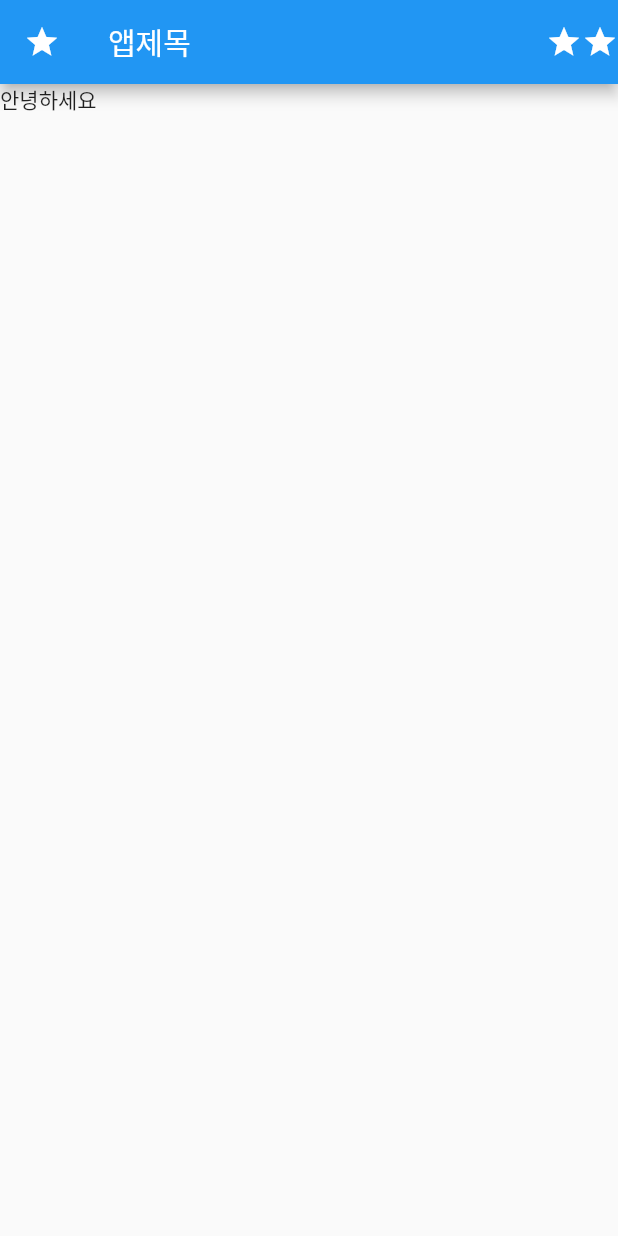
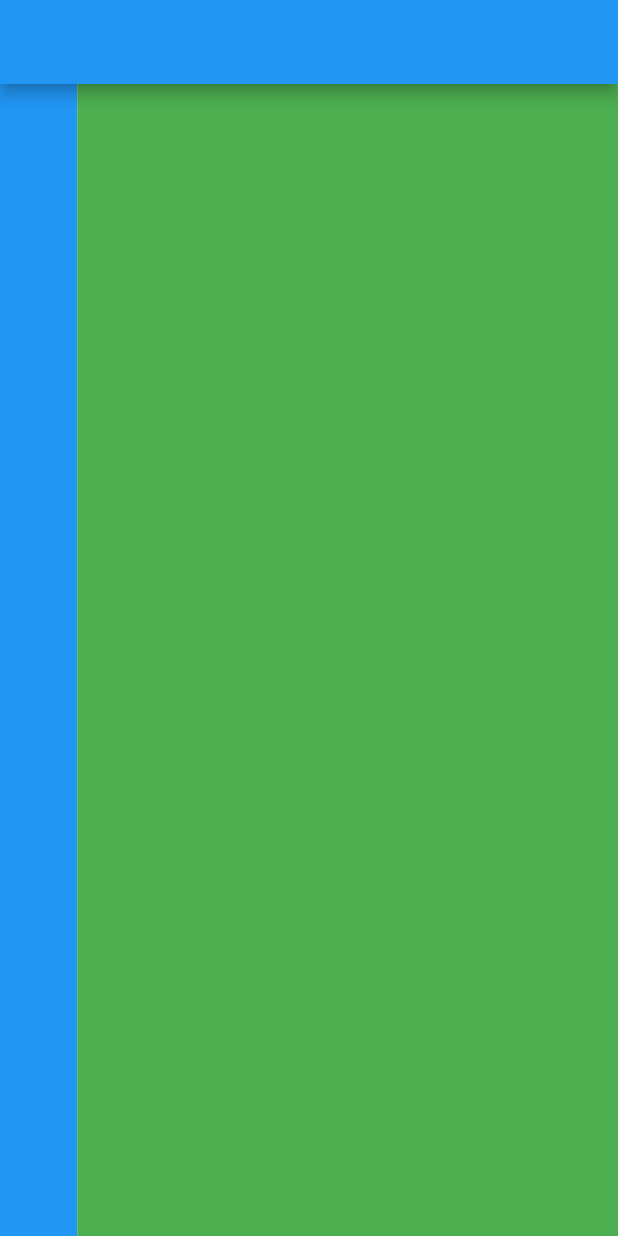
Before and after one commit to Zeereoreo/exApp, a Flutter app: the screen it shows after launch, on a phone screen of 412 x 824 dp. Run offline on Flutter 3.47's test engine with Material 2 defaults, Android fonts, the phone set to English and light mode, and no system bars.

Commit message:
flexible Expanded 사용법

```diff
--- a/lib/main.dart
+++ b/lib/main.dart
@@ -1,4 +1,5 @@
 import 'package:flutter/material.dart';
+import 'package:flutter/services.dart';
 
 void main() {
   runApp(const MyApp());
@@ -12,30 +13,16 @@ class MyApp extends StatelessWidget {
     return
       MaterialApp(
           home: Scaffold(
-            appBar: AppBar( actions: [Icon(Icons.star),Icon(Icons.star)], title: Text('앱제목'), leading: Icon(Icons.star)),
-            // title : 왼쪽 제목, leading : 왼쪽에 넣을 아이콘 , actions [우측아이콘들]
-            body: SizedBox(
-              child: Text('안녕하세요', //파라미터 끝날 떄 콤마 잊지말기
-                // style: TextStyle( color : Color.fromRGBO(r, g, b, opacity) 컬러
-                // style: TextStyle(fontWeight: FontWeight.w700), 글자 크기
-                // child: Icon(Icons.star, size:20,)아이콘은 사이즈가 끝
-                // child: ElevatedButton( child: Text('버튼'),
-                //   onPressed:  (){},
-                //   style: ,
-                // ) 버튼 넣는 방법 TextButton(),IconButton(),ElevatedButton()
-              ),
+            appBar: AppBar(),
+            body: Row(
+              children: [
+                Expanded(child: Container(color: Colors.blue)),
+                Flexible(flex: 7, child: Container(color: Colors.green)),
+                //비율에 따라 박스를 넣고 싶을 떄 사용 Column,Row에서 사용
+                //Expanded는 나머지 꽉 채우고 싶을 때 사용
+              ],
             ),
-            ),
-
-            // body: Text('안녕'),
-            // bottomNavigationBar: SizedBox(
-            //   height: 50,
-            //   child: Row(
-            //       mainAxisAlignment: MainAxisAlignment.spaceAround,
-            //       crossAxisAlignment: CrossAxisAlignment.start,
-            //       children: [ Icon(Icons.phone), Icon(Icons.message), Icon(Icons.contact_page) ]
-            //   ),
-
+          )
       );
   }
 }
```
